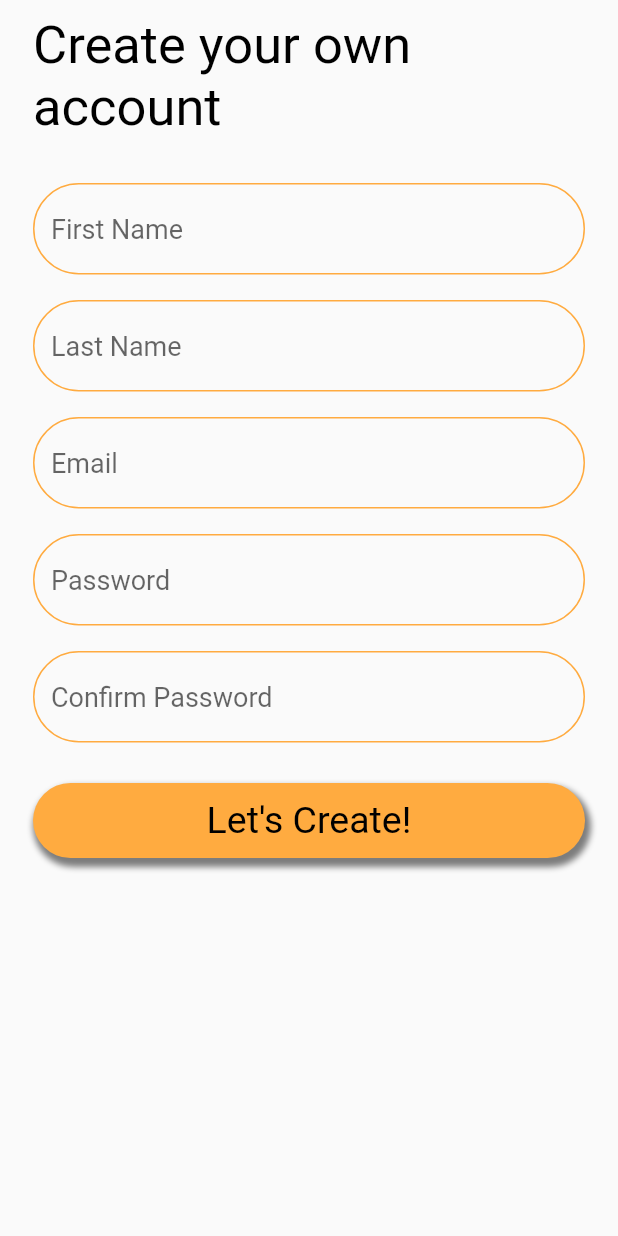
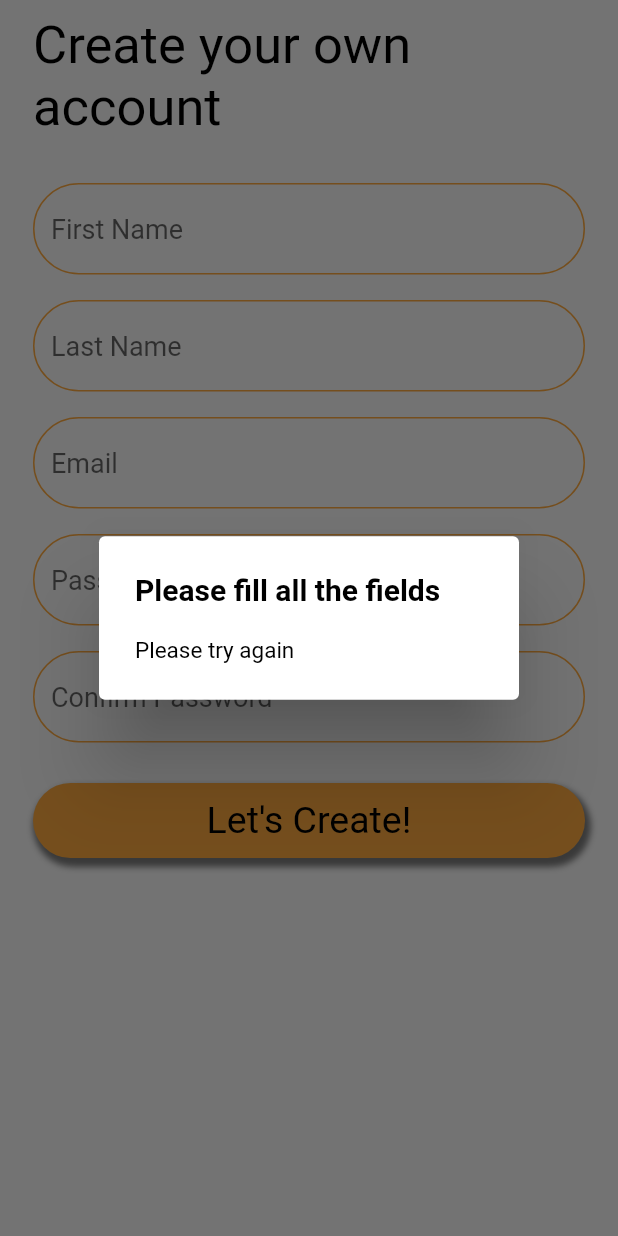
Before and after one commit to MhmdFais/To_Do_App, a Flutter app: the SignUpContent widget shown alone on an empty page, opened directly, after a tap on an icon or button, on a phone screen of 412 x 824 dp. Run offline on Flutter 3.47's test engine with Material 2 defaults, Android fonts, the phone set to English and light mode, and no system bars; our stand-ins replace cloud_firestore, firebase_auth, firebase_core, flutter_otp_text_field, google_fonts; accounts and stored records are empty; Roboto replaces fonts that are missing (Ubuntu).

Commit message:
email verification

```diff
--- a/lib/pages/signUp_content.dart
+++ b/lib/pages/signUp_content.dart
@@ -23,6 +23,22 @@ class _SignUpContentState extends State<SignUpContent> {
   final lastNameController = TextEditingController();
 
   void createUserWithEmailAndPassword() async {
+    //check if the fields are empty
+    if (firstNameController.text.isEmpty ||
+        lastNameController.text.isEmpty ||
+        usernameController.text.isEmpty ||
+        passwordController.text.isEmpty ||
+        confirmPasswordController.text.isEmpty) {
+      wrongEmailOrPassword('Please fill all the fields');
+      return;
+    }
+
+    //check if the password and confirm password are same
+    if (passwordController.text != confirmPasswordController.text) {
+      wrongEmailOrPassword('Password and Confirm Password are not same');
+      return;
+    }
+
     try {
       final credential =
           await FirebaseAuth.instance.createUserWithEmailAndPassword(
@@ -30,21 +46,38 @@ class _SignUpContentState extends State<SignUpContent> {
         password: passwordController.text,
       );
 
-      //add user to firestore
+      //check if the email verification is send or not
       if (credential.user != null) {
+        //send email verification
+        await credential.user?.sendEmailVerification();
+
+        //add user to firestore
         addUserToFirestore();
-        navigateToHome();
+
+        //show dialog box
+        Message('Verification email has been sent to your email address.');
+
+        //navigate to home page
+        navigateToHomeIfEmailVerified();
       }
     } on FirebaseAuthException catch (e) {
       if (e.code == 'weak-password') {
-        wrongEmailOrPassword();
+        wrongEmailOrPassword('Weak password');
         print('The password provided is too weak.');
       } else if (e.code == 'email-already-in-use') {
-        wrongEmailOrPassword();
+        wrongEmailOrPassword('Email already in use');
         print('The account already exists for that email.');
       }
     } catch (e) {
       print(e);
+    }
+  }
+
+  //navigate to home page if email is verified
+  void navigateToHomeIfEmailVerified() async {
+    final user = FirebaseAuth.instance.currentUser;
+    if (user != null && user.emailVerified) {
+      navigateToHome();
     }
   }
 
@@ -58,13 +91,13 @@ class _SignUpContentState extends State<SignUpContent> {
   }
 
   //wrong email or password dialog box
-  void wrongEmailOrPassword() {
+  void wrongEmailOrPassword(String text) {
     showDialog(
         context: context,
         builder: (context) {
           return AlertDialog(
             title: Text(
-              'Wrong email or password',
+              text,
               style: GoogleFonts.ubuntu(
                 fontSize: 20,
                 fontWeight: FontWeight.bold,
@@ -72,7 +105,25 @@ class _SignUpContentState extends State<SignUpContent> {
               ),
             ),
             content: Text(
-              'Please check your email and try again',
+              'Please try again',
+              style: GoogleFonts.ubuntu(
+                fontSize: 15,
+                //fontWeight: FontWeight.bold,
+                color: Colours().unSelectedText,
+              ),
+            ),
+          );
+        });
+  }
+
+  //other message dialog box
+  void Message(String text) {
+    showDialog(
+        context: context,
+        builder: (context) {
+          return AlertDialog(
+            content: Text(
+              text,
               style: GoogleFonts.ubuntu(
                 fontSize: 15,
                 //fontWeight: FontWeight.bold,
```
